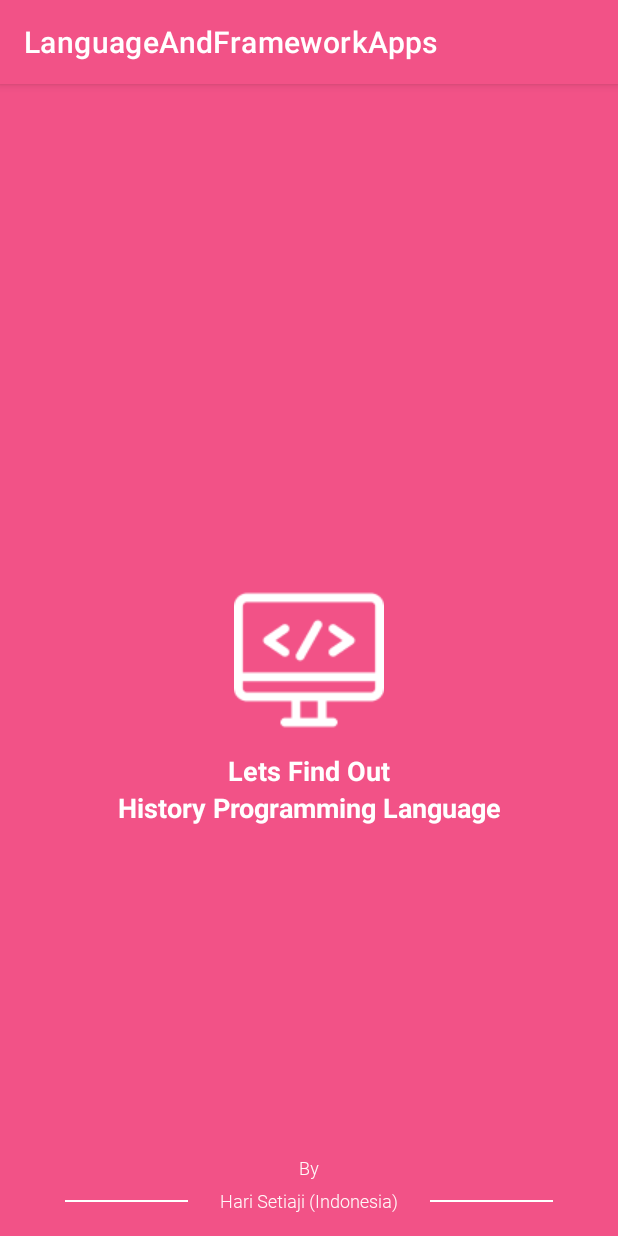
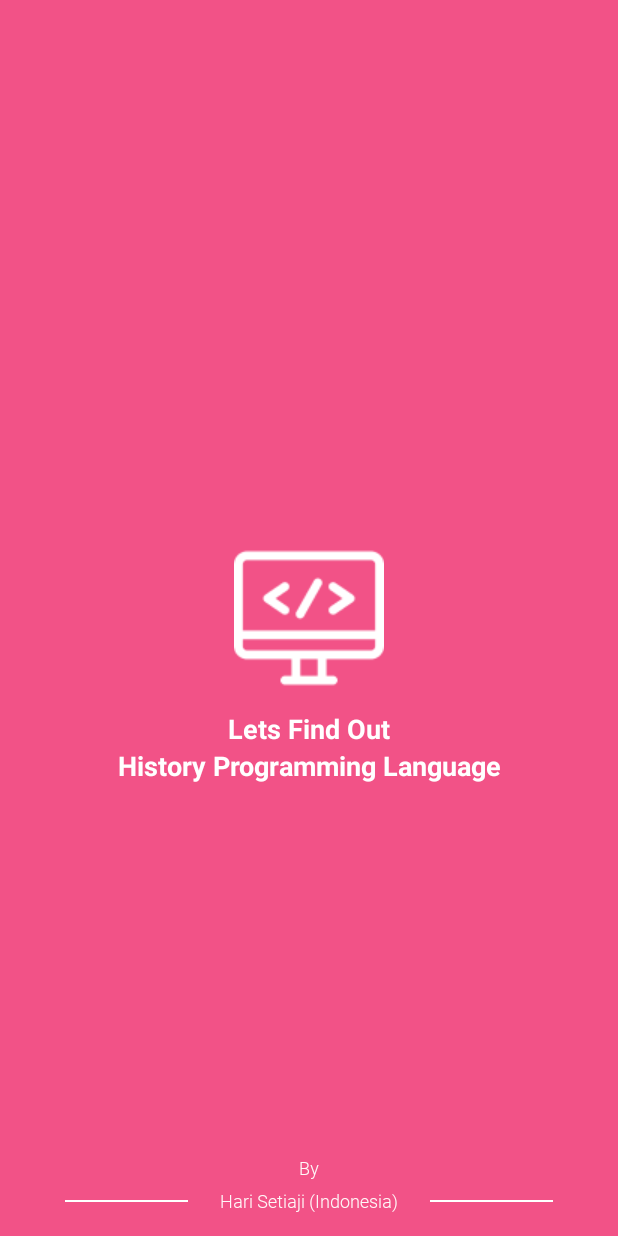
Before and after one commit to setianjay/LanguageAndFrameworkApps, an Android app: the screen it shows after launch (SplashScreen), on a phone screen of 412 x 824 dp. Run offline under Robolectric (Android 15) with nearby library versions, the phone set to English and light mode, and no system bars; Roboto replaces fonts that are not available here.

Commit message:
Initial commit. Edit style in themes for removing action bar

```diff
--- a/app/src/main/res/values/themes.xml
+++ b/app/src/main/res/values/themes.xml
@@ -1,9 +1,9 @@
 <resources xmlns:tools="http://schemas.android.com/tools">
     <!-- Base application theme. -->
-    <style name="Theme.LanguageAndFrameworkApps" parent="Theme.MaterialComponents.DayNight.DarkActionBar">
+    <style name="Theme.LanguageAndFrameworkApps" parent="Theme.MaterialComponents.DayNight.NoActionBar">
         <!-- Primary brand color. -->
         <item name="colorPrimary">@color/pink_dark</item>
-        <item name="colorPrimaryVariant">@color/purple_700</item>
+        <item name="colorPrimaryVariant">@color/pink_dark</item>
         <item name="colorOnPrimary">@color/white</item>
         <!-- Secondary brand color. -->
         <item name="colorSecondary">@color/pink</item>
```
